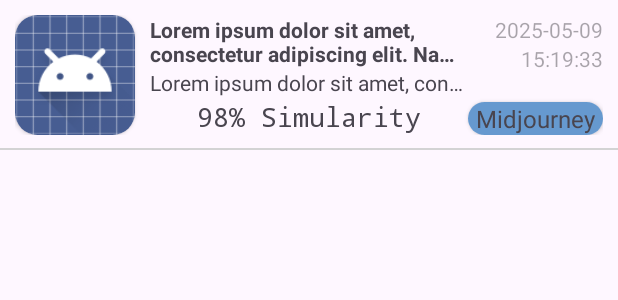
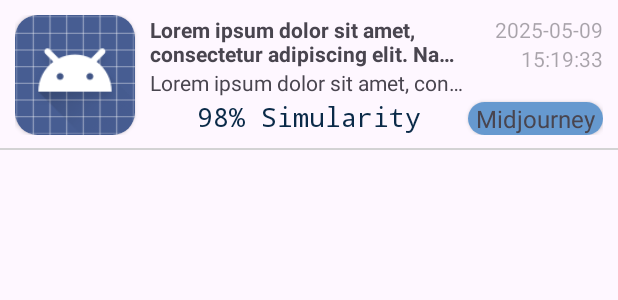
Before and after one commit to dkrakau/eu-ai-act-art-50-poc, an Android app: the layout content_list_item.xml on its own in the app's theme, with its tools: preview values and no code run, on a phone screen of 412 x 824 dp. Shown: the top 300 px of the screen. Run offline under Robolectric (Android 15) with nearby library versions, the phone set to English and light mode, and no system bars.

Commit message:
Change color for simularity text

```diff
--- a/app/GenAIFinder/app/src/main/res/layout/activity_finder.xml
+++ b/app/GenAIFinder/app/src/main/res/layout/activity_finder.xml
@@ -130,6 +130,7 @@
                             android:gravity="bottom|center"
                             android:maxLines="2"
                             android:text="98% Simularity"
+                            android:textColor="@color/primary_color"
                             android:textSize="18sp" />
 
                     </LinearLayout>
--- a/app/GenAIFinder/app/src/main/res/layout/content_list_item.xml
+++ b/app/GenAIFinder/app/src/main/res/layout/content_list_item.xml
@@ -66,6 +66,7 @@
                 android:gravity="bottom|center"
                 android:maxLines="2"
                 android:text="98% Simularity"
+                android:textColor="@color/primary_color"
                 android:textSize="18sp" />
 
         </LinearLayout>
```
